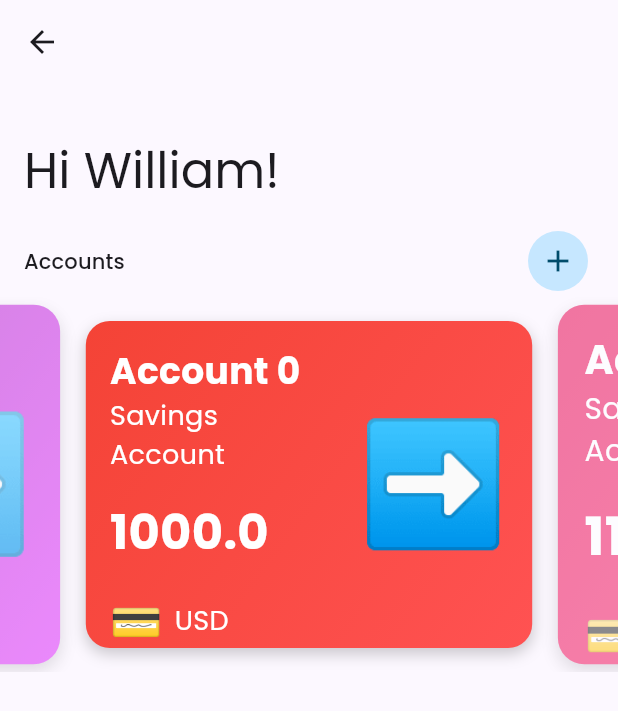
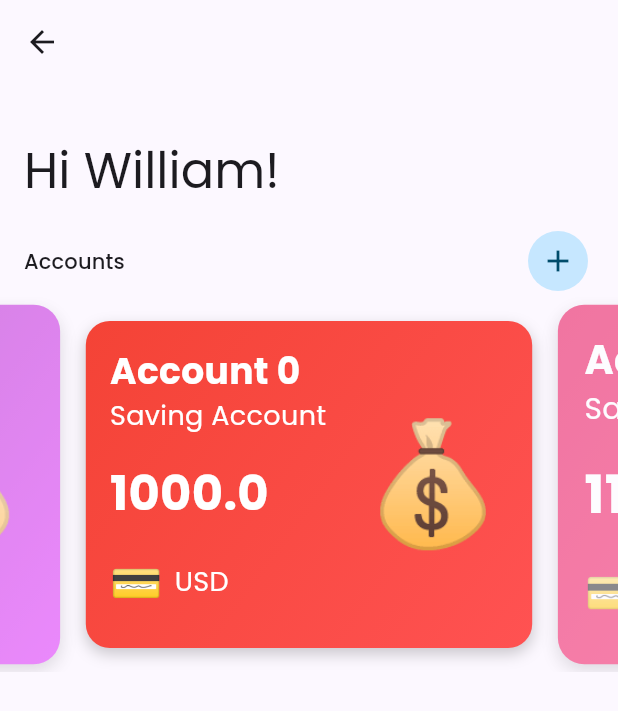
Before and after one commit to willyishmael/rocket_pocket, a Flutter app: the DashboardScreen screen opened directly, on a phone screen of 412 x 824 dp. Shown: the top 711 px of the screen. Run offline on Flutter 3.47's test engine with Material 3 defaults, Android fonts, the phone set to English and light mode, and no system bars; our stand-ins replace currency_text_input_formatter, drift, flutter_riverpod, flutter_swiper_view, go_router, google_fonts and 1 more; missing offline and left inert: country_currency_pickers, flutter_adaptive_scaffold; accounts and stored records are empty; generated files the repository leaves out were written again.

Commit message:
Add properties to Account class

```diff
--- a/lib/data/model/account.dart
+++ b/lib/data/model/account.dart
@@ -4,14 +4,18 @@ class Account {
   static int _nextId = 1;
   int id;
   String name;
+  String purpose;
   String currency;
   double balance;
   ColorGradient colorGradient;
+  String emoticon = '💰';
 
   Account({
     required this.name,
+    required this.purpose,
     required this.currency,
     required this.balance,
     required this.colorGradient,
+    required this.emoticon,
   }) : id = _nextId++;
 }
--- a/lib/screens/0_widgets/account_card/account_card.dart
+++ b/lib/screens/0_widgets/account_card/account_card.dart
@@ -18,7 +18,7 @@ class AccountCard extends StatelessWidget {
         borderRadius: BorderRadius.circular(16.0),
         boxShadow: [
           BoxShadow(
-            color: Colors.black.withOpacity(0.2),
+            color: Colors.black.withValues(alpha: 0.2),
             blurRadius: 8.0,
             offset: const Offset(0, 4),
           ),
@@ -42,7 +42,7 @@ class AccountCard extends StatelessWidget {
                     ),
                   ),
                   Text(
-                    'Savings Account',
+                    account.purpose,
                     style: const TextStyle(fontSize: 18.0, color: Colors.white),
                   ),
                   const SizedBox(height: 16.0),
@@ -58,9 +58,9 @@ class AccountCard extends StatelessWidget {
                   Row(
                     children: [
                       Text(
-                        '💳', // Example emoticon
+                        '💳',
                         style: const TextStyle(
-                          fontSize: 28.0, // Adjust the size as needed
+                          fontSize: 28.0,
                           color: Colors.white,
                         ),
                       ),
@@ -79,11 +79,8 @@ class AccountCard extends StatelessWidget {
             ),
             const SizedBox(width: 16.0),
             Text(
-              '➡️', // Example emoticon
-              style: const TextStyle(
-                fontSize: 80.0, // Adjust the size as needed
-                color: Colors.white,
-              ),
+              account.emoticon,
+              style: const TextStyle(fontSize: 80.0, color: Colors.white),
             ),
           ],
         ),
--- a/lib/screens/dashboard/create_account_screen.dart
+++ b/lib/screens/dashboard/create_account_screen.dart
@@ -19,12 +19,14 @@ class CreateAccountScreen extends StatefulWidget {
 class _CreateAccountScreenState extends State<CreateAccountScreen> {
   Account account = Account(
     name: '',
+    purpose: '',
     currency: '',
     balance: 0.0,
     colorGradient: ColorGradient(
       name: 'Platinum',
       colors: [Colors.grey.shade900, Colors.grey.shade800],
     ),
+    emoticon: '💰',
   );
 
   List<ColorGradient> gradients = [
--- a/lib/screens/dashboard/dashboard_screen.dart
+++ b/lib/screens/dashboard/dashboard_screen.dart
@@ -58,6 +58,7 @@ class DashboardScreen extends StatelessWidget {
                     (context, index) => AccountCard(
                       account: Account(
                         name: 'Account $index',
+                        purpose: 'Saving Account',
                         balance: 1000.0 + (index * 100),
                         currency: 'USD',
                         colorGradient: ColorGradient(
@@ -67,6 +68,7 @@ class DashboardScreen extends StatelessWidget {
                             Colors.accents[index % Colors.accents.length],
                           ],
                         ),
+                        emoticon: '💰',
                       ),
                     ),
               ),
```
